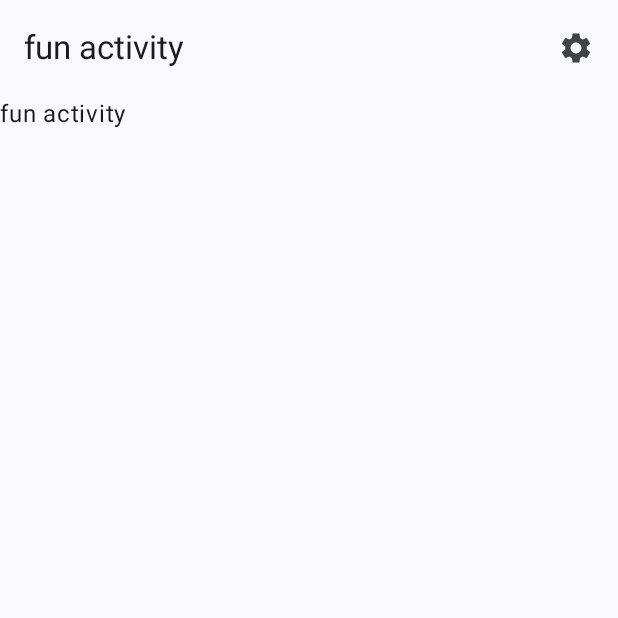
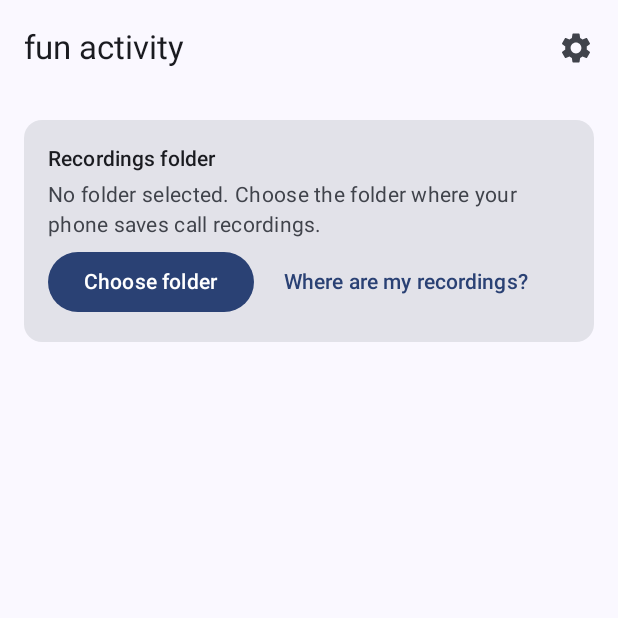
Before and after one commit to manishsubah/call_recording_share, an Android app built with Jetpack Compose: the screen it shows after launch (MainActivity), on a phone screen of 412 x 824 dp, the top half of it. Run offline under Robolectric (Android 15) with nearby library versions, the phone set to English and light mode, and no system bars; our stand-ins replace Dagger/Hilt's generated code, Timber; libraries missing offline, so code that uses them is left out: androidx.hilt.lifecycle.

Commit message:
Phase 2: SAF folder picker and audio file listing
Co-Authored-By: Claude Opus 5.5 <noreply@anthropic.com>

```diff
--- a/app/src/main/java/com/funactivity/ppmr/di/DataModule.kt
+++ b/app/src/main/java/com/funactivity/ppmr/di/DataModule.kt
@@ -5,6 +5,8 @@ import androidx.datastore.core.DataStore
 import androidx.datastore.preferences.core.Preferences
 import androidx.datastore.preferences.preferencesDataStore
 import com.funactivity.ppmr.data.local.DataStoreSettingsRepository
+import com.funactivity.ppmr.data.files.SafRecordingFolderRepository
+import com.funactivity.ppmr.domain.repository.RecordingFolderRepository
 import com.funactivity.ppmr.domain.repository.SettingsRepository
 import dagger.Binds
 import dagger.Module
@@ -21,6 +23,11 @@ private val Context.settingsDataStore: DataStore<Preferences> by preferencesData
 abstract class DataBindings {
     @Binds
     abstract fun bindSettingsRepository(impl: DataStoreSettingsRepository): SettingsRepository
+
+    @Binds
+    abstract fun bindRecordingFolderRepository(
+        impl: SafRecordingFolderRepository,
+    ): RecordingFolderRepository
 }
 
 @Module
--- /dev/null
+++ b/app/src/main/java/com/funactivity/ppmr/domain/repository/RecordingFolderRepository.kt
@@ -0,0 +1,21 @@
+package com.funactivity.ppmr.domain.repository
+
+import com.funactivity.ppmr.domain.model.FolderListing
+import com.funactivity.ppmr.domain.model.RecordingFile
+import java.io.InputStream
+
+interface RecordingFolderRepository {
+    /** Takes a persistable read grant so the folder stays accessible across restarts. */
+    fun takePermission(treeUri: String): Boolean
+    fun releasePermission(treeUri: String)
+    fun hasPermission(treeUri: String): Boolean
+    fun displayNameOf(treeUri: String): String
+
+    suspend fun listRecordings(treeUri: String, includeSubfolders: Boolean): FolderListing
+
+    /** Current metadata for one file, or null if it no longer exists. */
+    suspend fun stat(documentUri: String): RecordingFile?
+
+    /** Opens a file for reading. The caller closes the stream. */
+    fun open(documentUri: String): InputStream
+}
--- /dev/null
+++ b/app/src/main/java/com/funactivity/ppmr/domain/usecase/SelectSourceFolderUseCase.kt
@@ -0,0 +1,20 @@
+package com.funactivity.ppmr.domain.usecase
+
+import com.funactivity.ppmr.domain.repository.RecordingFolderRepository
+import com.funactivity.ppmr.domain.repository.SettingsRepository
+import javax.inject.Inject
+import kotlinx.coroutines.flow.first
+
+class SelectSourceFolderUseCase @Inject constructor(
+    private val folders: RecordingFolderRepository,
+    private val settings: SettingsRepository,
+) {
+    /** Returns false when Android refused a lasting grant; the previous folder then stays. */
+    suspend operator fun invoke(treeUri: String): Boolean {
+        if (!folders.takePermission(treeUri)) return false
+        val previous = settings.appState.first().sourceTreeUri
+        settings.setSourceFolder(treeUri, folders.displayNameOf(treeUri))
+        if (previous != null && previous != treeUri) folders.releasePermission(previous)
+        return true
+    }
+}
--- /dev/null
+++ b/app/src/main/java/com/funactivity/ppmr/ui/common/FolderPicker.kt
@@ -0,0 +1,15 @@
+package com.funactivity.ppmr.ui.common
+
+import android.net.Uri
+import androidx.activity.compose.rememberLauncherForActivityResult
+import androidx.activity.result.contract.ActivityResultContracts
+import androidx.compose.runtime.Composable
+
+/** Returns an action that opens the system folder picker. Cancelling simply does nothing. */
+@Composable
+fun rememberFolderPicker(onPicked: (Uri) -> Unit): () -> Unit {
+    val launcher = rememberLauncherForActivityResult(
+        ActivityResultContracts.OpenDocumentTree(),
+    ) { uri -> if (uri != null) onPicked(uri) }
+    return { launcher.launch(null) }
+}
--- a/app/src/main/java/com/funactivity/ppmr/ui/home/HomeScreen.kt
+++ b/app/src/main/java/com/funactivity/ppmr/ui/home/HomeScreen.kt
@@ -10,13 +10,37 @@ import androidx.compose.material3.Scaffold
 import androidx.compose.material3.Text
 import androidx.compose.material3.TopAppBar
 import androidx.compose.runtime.Composable
+import androidx.compose.runtime.getValue
+import androidx.compose.runtime.mutableStateOf
+import androidx.compose.runtime.saveable.rememberSaveable
+import androidx.compose.runtime.setValue
 import androidx.compose.ui.Modifier
 import androidx.compose.ui.res.stringResource
+import androidx.compose.ui.unit.dp
+import androidx.hilt.lifecycle.viewmodel.compose.hiltViewModel
+import androidx.lifecycle.compose.LifecycleResumeEffect
+import androidx.lifecycle.compose.collectAsStateWithLifecycle
 import com.funactivity.ppmr.R
+import com.funactivity.ppmr.ui.common.rememberFolderPicker
 
 @OptIn(ExperimentalMaterial3Api::class)
 @Composable
-fun HomeScreen(onOpenSettings: () -> Unit) {
+fun HomeScreen(
+    onOpenSettings: () -> Unit,
+    viewModel: HomeViewModel = hiltViewModel(),
+) {
+    val appState by viewModel.appState.collectAsStateWithLifecycle()
+    val folderStatus by viewModel.folderStatus.collectAsStateWithLifecycle()
+    var showFolderHelp by rememberSaveable { mutableStateOf(false) }
+    val pickFolder = rememberFolderPicker(viewModel::onFolderPicked)
+
+    LifecycleResumeEffect(Unit) {
+        viewModel.refreshFolder()
+        onPauseOrDispose { }
+    }
+
+    if (showFolderHelp) FolderHelpDialog(onDismiss = { showFolderHelp = false })
+
     Scaffold(
         topBar = {
             TopAppBar(
@@ -32,6 +56,12 @@ fun HomeScreen(onOpenSettings: () -> Unit) {
             )
         },
     ) { padding ->
-        Text(stringResource(R.string.app_name), Modifier.padding(padding))
+        SourceFolderCard(
+            folderName = appState.sourceFolderName,
+            status = folderStatus,
+            onPick = pickFolder,
+            onHelp = { showFolderHelp = true },
+            modifier = Modifier.padding(padding).padding(16.dp),
+        )
     }
 }
--- /dev/null
+++ b/app/src/main/java/com/funactivity/ppmr/ui/home/HomeViewModel.kt
@@ -0,0 +1,57 @@
+package com.funactivity.ppmr.ui.home
+
+import android.net.Uri
+import androidx.lifecycle.ViewModel
+import androidx.lifecycle.viewModelScope
+import com.funactivity.ppmr.domain.model.AppSettings
+import com.funactivity.ppmr.domain.model.AppState
+import com.funactivity.ppmr.domain.model.FolderListing
+import com.funactivity.ppmr.domain.repository.RecordingFolderRepository
+import com.funactivity.ppmr.domain.repository.SettingsRepository
+import com.funactivity.ppmr.domain.usecase.SelectSourceFolderUseCase
+import dagger.hilt.android.lifecycle.HiltViewModel
+import javax.inject.Inject
+import kotlinx.coroutines.flow.MutableStateFlow
+import kotlinx.coroutines.flow.SharingStarted
+import kotlinx.coroutines.flow.StateFlow
+import kotlinx.coroutines.flow.asStateFlow
+import kotlinx.coroutines.flow.first
+import kotlinx.coroutines.flow.stateIn
+import kotlinx.coroutines.launch
+
+@HiltViewModel
+class HomeViewModel @Inject constructor(
+    private val settingsRepository: SettingsRepository,
+    private val folders: RecordingFolderRepository,
+    private val selectSourceFolder: SelectSourceFolderUseCase,
+) : ViewModel() {
+
+    val appState: StateFlow<AppState> = settingsRepository.appState
+        .stateIn(viewModelScope, SharingStarted.WhileSubscribed(5_000), AppState())
+
+    private val _folderStatus = MutableStateFlow<FolderStatus>(FolderStatus.Checking)
+    val folderStatus: StateFlow<FolderStatus> = _folderStatus.asStateFlow()
+
+    fun refreshFolder() {
+        viewModelScope.launch {
+            val treeUri = settingsRepository.appState.first().sourceTreeUri
+            if (treeUri == null) {
+                _folderStatus.value = FolderStatus.NotSelected
+                return@launch
+            }
+            val settings: AppSettings = settingsRepository.settings.first()
+            _folderStatus.value = when (val listing = folders.listRecordings(treeUri, settings.includeSubfolders)) {
+                is FolderListing.Success -> FolderStatus.Ready(listing.files.size)
+                FolderListing.PermissionLost -> FolderStatus.PermissionLost
+                is FolderListing.Failed -> FolderStatus.ReadFailed
+            }
+        }
+    }
+
+    fun onFolderPicked(uri: Uri) {
+        viewModelScope.launch {
+            selectSourceFolder(uri.toString())
+            refreshFolder()
+        }
+    }
+}
--- /dev/null
+++ b/app/src/main/java/com/funactivity/ppmr/ui/home/SourceFolderCard.kt
@@ -0,0 +1,83 @@
+package com.funactivity.ppmr.ui.home
+
+import androidx.compose.foundation.layout.Arrangement
+import androidx.compose.foundation.layout.Column
+import androidx.compose.foundation.layout.Row
+import androidx.compose.foundation.layout.fillMaxWidth
+import androidx.compose.foundation.layout.padding
+import androidx.compose.material3.Button
+import androidx.compose.material3.Card
+import androidx.compose.material3.MaterialTheme
+import androidx.compose.material3.OutlinedButton
+import androidx.compose.material3.Text
+import androidx.compose.material3.TextButton
+import androidx.compose.runtime.Composable
+import androidx.compose.ui.Modifier
+import androidx.compose.ui.res.pluralStringResource
+import androidx.compose.ui.res.stringResource
+import androidx.compose.ui.unit.dp
+import com.funactivity.ppmr.R
+
+sealed interface FolderStatus {
+    data object NotSelected : FolderStatus
+    data object Checking : FolderStatus
+    data class Ready(val recordingCount: Int) : FolderStatus
+    data object PermissionLost : FolderStatus
+    data object ReadFailed : FolderStatus
+}
+
+@Composable
+fun SourceFolderCard(
+    folderName: String?,
+    status: FolderStatus,
+    onPick: () -> Unit,
+    onHelp: () -> Unit,
+    modifier: Modifier = Modifier,
+) {
+    Card(modifier.fillMaxWidth()) {
+        Column(Modifier.padding(16.dp), verticalArrangement = Arrangement.spacedBy(4.dp)) {
+            Text(stringResource(R.string.folder_card_title), style = MaterialTheme.typography.labelLarge)
+            if (folderName != null) {
+                Text(folderName, style = MaterialTheme.typography.bodyLarge)
+            }
+            val detail = when (status) {
+                FolderStatus.NotSelected -> stringResource(R.string.folder_none_selected)
+                FolderStatus.Checking -> null
+                FolderStatus.PermissionLost -> stringResource(R.string.folder_permission_lost)
+                FolderStatus.ReadFailed -> stringResource(R.string.folder_read_failed)
+                is FolderStatus.Ready ->
+                    if (status.recordingCount == 0) {
+                        stringResource(R.string.folder_no_recordings)
+                    } else {
+                        pluralStringResource(
+                            R.plurals.folder_recording_count,
+                            status.recordingCount,
+                            status.recordingCount,
+                        )
+                    }
+            }
+            if (detail != null) {
+                val isError = status is FolderStatus.PermissionLost || status is FolderStatus.ReadFailed
+                Text(
+                    detail,
+                    style = MaterialTheme.typography.bodyMedium,
+                    color = if (isError) {
+                        MaterialTheme.colorScheme.error
+                    } else {
+                        MaterialTheme.colorScheme.onSurfaceVariant
+                    },
+                )
+            }
+            Row(horizontalArrangement = Arrangement.spacedBy(8.dp)) {
+                if (status is FolderStatus.NotSelected || status is FolderStatus.PermissionLost) {
+                    Button(onClick = onPick) { Text(stringResource(R.string.action_pick_folder)) }
+                } else {
+                    OutlinedButton(onClick = onPick) {
+                        Text(stringResource(R.string.action_change_folder))
+                    }
+                }
+                TextButton(onClick = onHelp) { Text(stringResource(R.string.action_show_folder_help)) }
+            }
+        }
+    }
+}
--- a/app/src/main/res/values/strings.xml
+++ b/app/src/main/res/values/strings.xml
@@ -2,6 +2,32 @@
     <string name="app_name">fun activity</string>
 
     <string name="action_back">Back</string>
+
+    <string name="action_change_folder">Change folder</string>
+    <string name="action_pick_folder">Choose folder</string>
+    <string name="action_show_folder_help">Where are my recordings?</string>
+    <string name="action_close">Close</string>
+
+    <!-- Source folder -->
+    <string name="storage_internal">Internal storage</string>
+    <string name="storage_external">SD card</string>
+    <string name="folder_card_title">Recordings folder</string>
+    <string name="folder_none_selected">No folder selected. Choose the folder where your phone saves call recordings.</string>
+    <string name="folder_permission_lost">Access to this folder was lost. Please choose it again.</string>
+    <string name="folder_read_failed">The folder could not be read right now. If it is on an SD card, check that the card is inserted.</string>
+    <string name="folder_grant_failed">Android did not allow lasting access to that folder. Please try a different one.</string>
+    <string name="folder_no_recordings">No recordings found in this folder yet.</string>
+    <plurals name="folder_recording_count">
+        <item quantity="one">%1$d recording found</item>
+        <item quantity="other">%1$d recordings found</item>
+    </plurals>
+    <string name="folder_help_title">Where to find call recordings</string>
+    <string name="folder_help_intro">The location depends on your phone and recorder app. Common places are:</string>
+    <string name="folder_help_samsung">Samsung: Recordings/Call, or Call in older versions</string>
+    <string name="folder_help_xiaomi">Xiaomi / Redmi / POCO: MIUI/sound_recorder/call_rec</string>
+    <string name="folder_help_pixel">Pixel: Recorder, or Music/Recordings/Call Recordings when using the Phone app\'s call recording</string>
+    <string name="folder_help_oneplus">OnePlus / OPPO / realme: Music/Recordings/Call Recordings, or Recordings/Call</string>
+    <string name="folder_help_outro">Not there? Make a short test call, then browse your Music and Recordings folders for the newest file. Android does not let apps read another app\'s private folder or the top level of storage, so a recorder that saves there has to be changed to save somewhere else.</string>
 
     <!-- Settings -->
     <string name="settings_title">Settings</string>
```
Also changed, not shown: app/src/main/java/com/funactivity/ppmr/data/files/FolderDisplayName.kt (added, +18 -0 lines), app/src/main/java/com/funactivity/ppmr/data/files/SafRecordingFolderRepository.kt (added, +187 -0 lines), app/src/main/java/com/funactivity/ppmr/domain/model/FolderListing.kt (added, +12 -0 lines), app/src/main/java/com/funactivity/ppmr/domain/model/RecordingFile.kt (added, +10 -0 lines), app/src/main/java/com/funactivity/ppmr/domain/sync/AudioFormats.kt (added, +34 -0 lines), app/src/main/java/com/funactivity/ppmr/ui/home/FolderHelpDialog.kt (added, +38 -0 lines).
